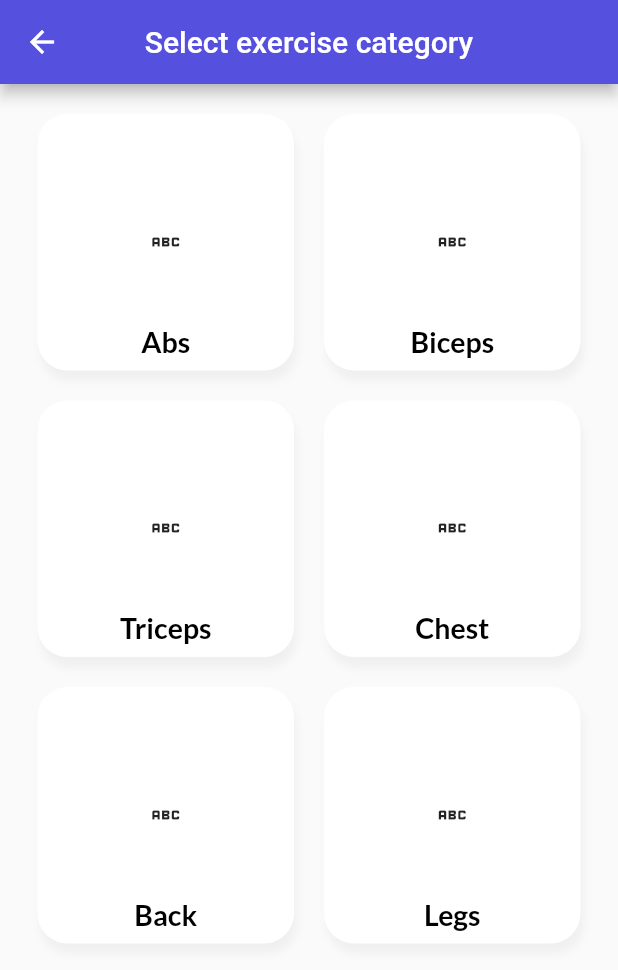
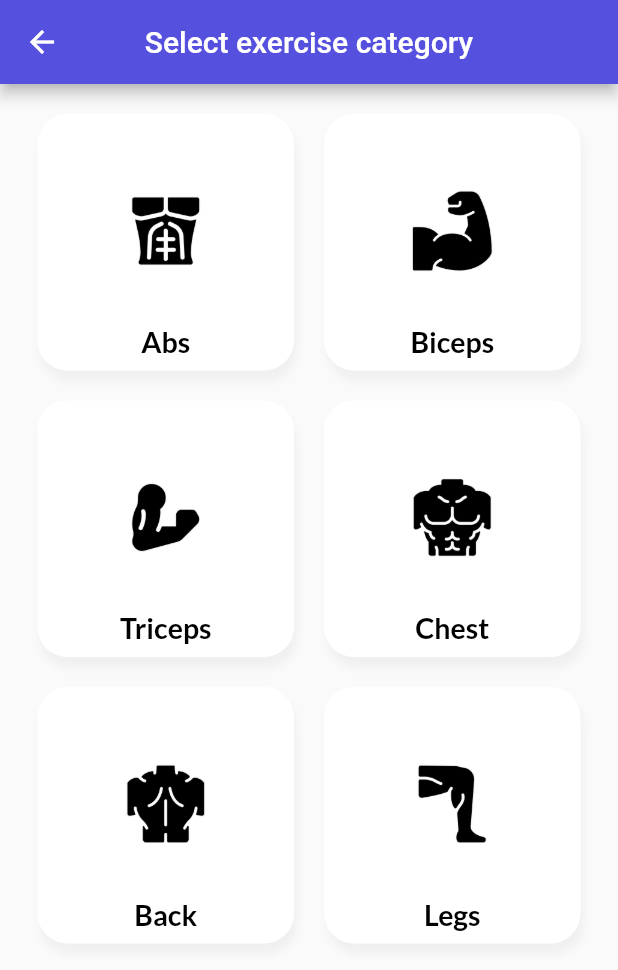
Before and after one commit to dolienn/body_optimizer, a Flutter app: the screen it shows after launch, item 3 of the bottom bar chosen, after a tap on "Add exercise", on a phone screen of 412 x 824 dp. Shown: the top 970 px of the screen. Run offline on Flutter 3.47's test engine with Material 2 defaults, Android fonts, the light colour scheme and no system bars; our stand-ins replace elegant_notification, google_fonts, persistent_bottom_nav_bar.

Commit message:
big optimilizations! :DDDDDD

```diff
--- a/lib/screens/workoutcreator.dart
+++ b/lib/screens/workoutcreator.dart
@@ -522,17 +522,23 @@ class WorkoutCreator extends StatefulWidget {
 }
 class _WorkoutCreatorState extends State<WorkoutCreator>{
   //static ValueNotifier<List> workoutList;
-  //final ValueNotifier<List> workoutLista = ValueNotifier([]);
+  //static ValueNotifier<List<String>> workoutList = ValueNotifier([]);
   static String workoutName = "";
   static List<String> workoutList = [];
   final myController = TextEditingController();
   final _formKey = GlobalKey<FormState>();
+  static ValueNotifier<int> notif = ValueNotifier<int>(0);
+  /*static void updateState(text){
+    setState(() {
+      workoutList.add(text);
+    });
+  }*/
 
   void _showAlertDialog(BuildContext context) {
     showCupertinoModalPopup<void>(
       context: context,
       builder: (BuildContext context) => CupertinoAlertDialog(
-        title: const Text('Discard changes?'),
+        title: const Text('Delete the workout?'),
         content: const Text('Leave without saving changes?'),
         actions: <CupertinoDialogAction>[
           CupertinoDialogAction(
@@ -548,6 +554,9 @@ class _WorkoutCreatorState extends State<WorkoutCreator>{
               workoutName = "";
               workoutList = [];
               Navigator.pop(context);
+              setState(() {
+
+              });
             },
             child: const Text('Yes'),
           ),
@@ -578,7 +587,7 @@ class _WorkoutCreatorState extends State<WorkoutCreator>{
                                   controller: myController,
                                   textAlign: TextAlign.center,
                                   decoration: const InputDecoration(
-                                      hintText: 'Custom workout name'
+                                      hintText: 'Your workout name'
                                   ),
                                   onSaved: (String? value) {
                                     // This optional block of code can be used to run
@@ -597,7 +606,9 @@ class _WorkoutCreatorState extends State<WorkoutCreator>{
                                   physics: const ScrollPhysics(),
                                   child: Column(
                                     children: [
-                                      ListView.builder(
+                                      ValueListenableBuilder(
+                                          builder: (BuildContext context, int value, Widget? child) {
+                                        return ListView.builder(
                                             physics: const NeverScrollableScrollPhysics(),
                                             itemCount: workoutList.length,
                                             scrollDirection: Axis.vertical,
@@ -608,12 +619,9 @@ class _WorkoutCreatorState extends State<WorkoutCreator>{
                                                 contentPadding: EdgeInsets.zero,
                                                 leading: IconButton(
                                                   onPressed: (){
+                                                    setState(() {
                                                   workoutList.removeAt(index);
-                                                Navigator.pushAndRemoveUntil(
-                                                  context,
-                                                  MaterialPageRoute(builder: (context) => const WorkoutCreator()),
-                                                      (Route<dynamic> route) => false,
-                                                );
+                                                    });
                                                 }, icon: const Icon(Icons.close),
                                                   padding: EdgeInsets.zero,
 
@@ -625,17 +633,16 @@ class _WorkoutCreatorState extends State<WorkoutCreator>{
                                                     foregroundColor: MaterialStateProperty.all<Color>(Colors.blue),
                                                   ),
                                                   onPressed: () {
+                                                    setState(() {
+
+
                                                     if(index != 0) {
                                                       var placeholder = workoutList[index - 1];
                                                       workoutList[index - 1] =
                                                       workoutList[index];
                                                       workoutList[index] = placeholder;
                                                     }
-                                                  Navigator.pushAndRemoveUntil(
-                                                    context,
-                                                    MaterialPageRoute(builder: (context) => const WorkoutCreator()),
-                                                        (Route<dynamic> route) => false,
-                                                  );
+                                                    });
                                                   },
                                                   icon: const Icon(
                                                       Icons.menu,
@@ -644,6 +651,7 @@ class _WorkoutCreatorState extends State<WorkoutCreator>{
                                                 ),
                                               );
                                             }
+                                        );}, valueListenable: notif,
                                       ),
                                     ],
                                   ),
@@ -674,7 +682,7 @@ class _WorkoutCreatorState extends State<WorkoutCreator>{
                                 Align(
                                   alignment: Alignment.bottomCenter,
                                   child: Padding(
-                                    padding: EdgeInsets.only(bottom: 15),
+                                    padding: const EdgeInsets.only(bottom: 15),
                                     child: Row(
                                         mainAxisAlignment: MainAxisAlignment.spaceEvenly,
                                         children: <Widget>[
@@ -786,13 +794,13 @@ class WorkoutCreatorChooseCategory extends StatelessWidget {
                               ]
                           ),
                           child: GridTile(
-                            header: const Padding(
-                              padding: EdgeInsets.only(top: 10),
+                            header: Padding(
+                              padding: const EdgeInsets.only(top: 10),
                               child: Center(
                                 child: SizedBox(
                                     height: 150,
                                     width: 150,
-                                    child: Icon(Icons.abc)),
+                                    child: Image.asset("assets/images/abs.png", scale: 10)),
                               ),
                             ),
 
@@ -836,13 +844,13 @@ class WorkoutCreatorChooseCategory extends StatelessWidget {
                       ]
                   ),
                   child: GridTile(
-                    header: const Padding(
-                      padding: EdgeInsets.only(top: 10),
+                    header: Padding(
+                      padding: const EdgeInsets.only(top: 10),
                       child: Center(
                         child: SizedBox(
                             height: 150,
                             width: 150,
-                            child: Icon(Icons.abc)),
+                            child: Image.asset("assets/images/biceps.png", scale: 10)),
                       ),
                     ),
 
@@ -885,13 +893,13 @@ class WorkoutCreatorChooseCategory extends StatelessWidget {
                       ]
                   ),
                   child: GridTile(
-                    header: const Padding(
-                      padding: EdgeInsets.only(top: 10),
+                    header: Padding(
+                      padding: const EdgeInsets.only(top: 10),
                       child: Center(
                         child: SizedBox(
                             height: 150,
                             width: 150,
-                            child: Icon(Icons.abc)),
+                            child: Image.asset("assets/images/triceps.png", scale: 10)),
                       ),
                     ),
 
@@ -934,13 +942,13 @@ class WorkoutCreatorChooseCategory extends StatelessWidget {
                       ]
                   ),
                   child: GridTile(
-                    header: const Padding(
-                      padding: EdgeInsets.only(top: 10),
+                    header: Padding(
+                      padding: const EdgeInsets.only(top: 10),
                       child: Center(
                         child: SizedBox(
                             height: 150,
                             width: 150,
-                            child: Icon(Icons.abc)),
+                            child: Image.asset("assets/images/chest.png", scale: 10)),
                       ),
                     ),
 
@@ -983,13 +991,13 @@ class WorkoutCreatorChooseCategory extends StatelessWidget {
                       ]
                   ),
                   child: GridTile(
-                    header: const Padding(
-                      padding: EdgeInsets.only(top: 10),
+                    header: Padding(
+                      padding: const EdgeInsets.only(top: 10),
                       child: Center(
                         child: SizedBox(
                             height: 150,
                             width: 150,
-                            child: Icon(Icons.abc)),
+                            child: Image.asset("assets/images/back.png", scale: 10)),
                       ),
                     ),
 
@@ -1032,13 +1040,13 @@ class WorkoutCreatorChooseCategory extends StatelessWidget {
                       ]
                   ),
                   child: GridTile(
-                    header: const Padding(
-                      padding: EdgeInsets.only(top: 10),
+                    header: Padding(
+                      padding: const EdgeInsets.only(top: 10),
                       child: Center(
                         child: SizedBox(
                             height: 150,
                             width: 150,
-                            child: Icon(Icons.abc)),
+                            child: Image.asset("assets/images/legs.png", scale: 10)),
                       ),
                     ),
 
@@ -1131,6 +1139,7 @@ class _WorkoutCreatorExercisesAbsState extends State<WorkoutCreatorExercisesAbs>
                     if (_data[4].value == true) {
                       _WorkoutCreatorState.workoutList.add("Medicine Ball Slam");
                     }
+                    _WorkoutCreatorState.notif.value += 1;
                     const snackBar = SnackBar(
                       content: Text('Added exercises to the workout!'),
                     );
@@ -1210,6 +1219,7 @@ class _WorkoutCreatorExercisesBicepsState extends State<WorkoutCreatorExercisesB
                     if (_data[4].value == true) {
                       _WorkoutCreatorState.workoutList.add("Reverse-Grip Barbell Row");
                     }
+                    _WorkoutCreatorState.notif.value += 1;
                     const snackBar = SnackBar(
                       content: Text('Added exercises to the workout!'),
                     );
@@ -1289,6 +1299,7 @@ class _WorkoutCreatorExercisesTricepsState extends State<WorkoutCreatorExercises
                     if (_data[4].value == true) {
                       _WorkoutCreatorState.workoutList.add("Dumbbell Overhead Triceps Extension");
                     }
+                    _WorkoutCreatorState.notif.value += 1;
                     const snackBar = SnackBar(
                       content: Text('Added exercises to the workout!'),
                     );
@@ -1368,6 +1379,7 @@ class _WorkoutCreatorExercisesChestState extends State<WorkoutCreatorExercisesCh
                     if (_data[4].value == true) {
                       _WorkoutCreatorState.workoutList.add("Push-up");
                     }
+                    _WorkoutCreatorState.notif.value += 1;
                     const snackBar = SnackBar(
                       content: Text('Added exercises to the workout!'),
                     );
@@ -1447,6 +1459,7 @@ class _WorkoutCreatorExercisesBackState extends State<WorkoutCreatorExercisesBac
                     if (_data[4].value == true) {
                       _WorkoutCreatorState.workoutList.add("Lat Pull-Down");
                     }
+                    _WorkoutCreatorState.notif.value += 1;
                     const snackBar = SnackBar(
                       content: Text('Added exercises to the workout!'),
                     );
@@ -1526,6 +1539,7 @@ class _WorkoutCreatorExercisesLegsState extends State<WorkoutCreatorExercisesLeg
                     if (_data[4].value == true) {
                       _WorkoutCreatorState.workoutList.add("Stability ball knee tucks");
                     }
+                    _WorkoutCreatorState.notif.value += 1;
                     const snackBar = SnackBar(
                       content: Text('Added exercises to the workout!'),
                     );
--- a/pubspec.yaml
+++ b/pubspec.yaml
@@ -61,6 +61,8 @@ flutter:
   # included with your application, so that you can use the icons in
   # the material Icons class.
   uses-material-design: true
+  assets:
+    - assets/images/
 
   # To add assets to your application, add an assets section, like this:
   # assets:
```
Lines whose indentation alone changed are shown as unchanged.
